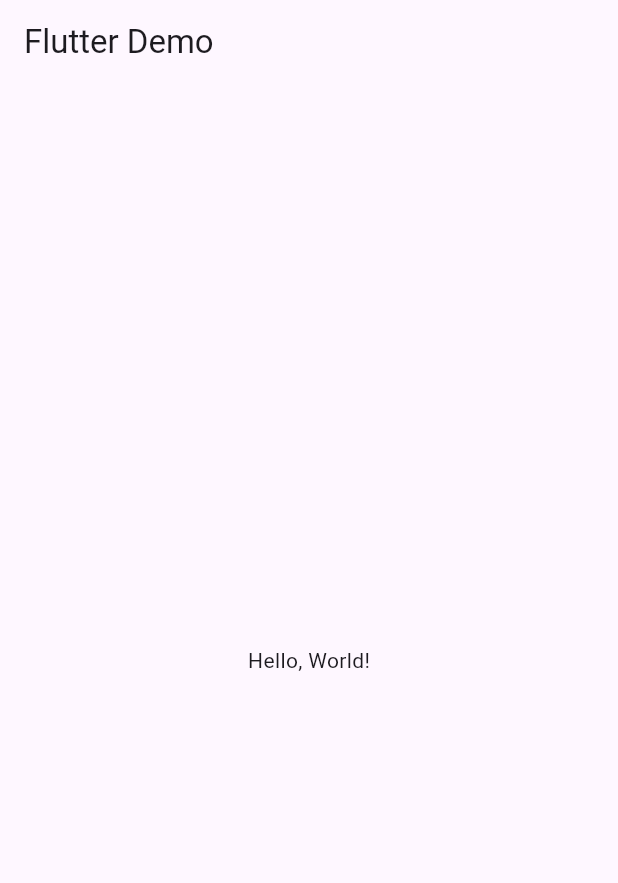
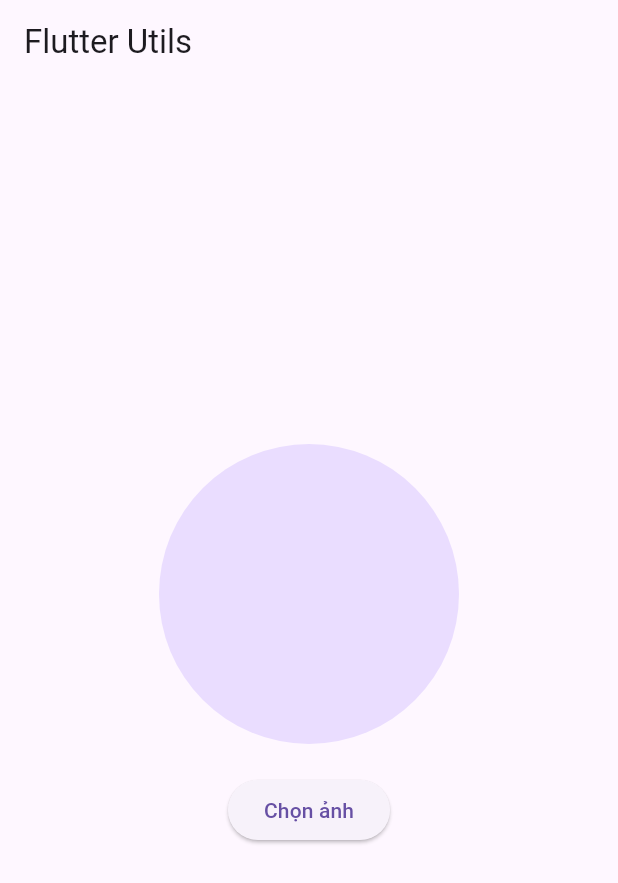
Before and after one commit to nnsangvn/flutter_utils, a Flutter app: the screen it shows after launch, on a phone screen of 412 x 824 dp. Shown: the top 883 px of the screen. Run offline on Flutter 3.47's test engine with Material 3 defaults, Android fonts, the phone set to English and light mode, and no system bars; our stand-ins replace image_picker.

Commit message:
util pick image

```diff
--- /dev/null
+++ b/lib/home_page.dart
@@ -0,0 +1,48 @@
+import 'dart:io';
+
+import 'package:flutter/material.dart';
+import 'package:flutter_utils/utils/pickers/app_picker.dart';
+
+class HomePage extends StatefulWidget {
+  const HomePage({super.key});
+
+  @override
+  State<HomePage> createState() => _HomePageState();
+}
+
+class _HomePageState extends State<HomePage> {
+  File? _image;
+
+  Future<void> _pickImage() async {
+    final image = await AppPicker.pickImage();
+    setState(() {
+      _image = image;
+    });
+  }
+
+  @override
+  Widget build(BuildContext context) {
+    return Scaffold(
+      appBar: AppBar(
+        title: Text('Flutter Utils'),
+      ),
+      body: Center(
+        child: Column(
+          mainAxisAlignment: MainAxisAlignment.center,
+          children: [
+            CircleAvatar(
+              radius: 100,
+              backgroundImage: _image != null ? FileImage(_image!) : null,
+            ),
+            SizedBox(height: 20),
+            ElevatedButton(
+              onPressed: _pickImage,
+              child: Text('Chọn ảnh'),
+            ),
+            SizedBox(height: 20),
+          ],
+        ),
+      ),
+    );
+  }
+}
--- a/lib/main.dart
+++ b/lib/main.dart
@@ -1,4 +1,5 @@
 import 'package:flutter/material.dart';
+import 'package:flutter_utils/home_page.dart';
 
 void main() {
   runApp(const MyApp());
@@ -7,21 +8,11 @@ void main() {
 class MyApp extends StatelessWidget {
   const MyApp({super.key});
 
-  // This widget is the root of your application.
   @override
   Widget build(BuildContext context) {
     return MaterialApp(
-      title: 'Flutter Demo',
-      theme: ThemeData(
-        colorScheme: ColorScheme.fromSeed(seedColor: Colors.deepPurple),
-        useMaterial3: true,
-      ),
-      home: Scaffold(
-        appBar: AppBar(
-          title: Text('Flutter Demo'),
-        ),
-        body: Center(child: Text('Hello, World!')),
-      ),
+      title: 'Flutter Utils',
+      home: HomePage(),
     );
   }
 }
--- /dev/null
+++ b/lib/utils/pickers/app_picker.dart
@@ -0,0 +1,19 @@
+import 'dart:io';
+import 'package:image_picker/image_picker.dart';
+
+/*
+
+ */
+
+class AppPicker {
+  // Chọn ảnh từ thư viện
+  static Future<File?> pickImage() async {
+    final ImagePicker picker = ImagePicker();
+    final pickedFile = await picker.pickImage(source: ImageSource.gallery);
+
+    if (pickedFile != null) {
+      return File(pickedFile.path);
+    }
+    return null;
+  }
+}
--- a/pubspec.yaml
+++ b/pubspec.yaml
@@ -34,6 +34,8 @@ dependencies:
   # The following adds the Cupertino Icons font to your application.
   # Use with the CupertinoIcons class for iOS style icons.
   cupertino_icons: ^1.0.8
+  permission_handler: ^12.0.0+1
+  image_picker: ^1.1.2
 
 dev_dependencies:
   flutter_test:
```
Also changed, not shown: pubspec.lock, 9 other files.
